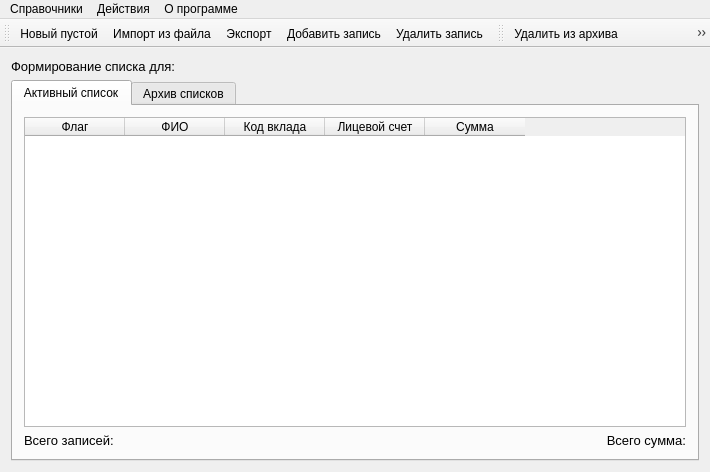
maxiprogram/ParserZP, file mainform.ui: the form before one commit.
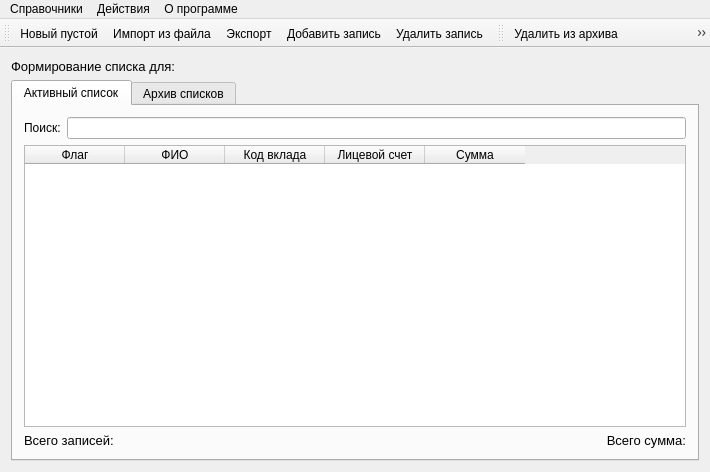
The form after the commit. Icons and pictures are not drawn.

Commit message: Add search in active list

```diff
--- a/mainform.ui
+++ b/mainform.ui
@@ -37,6 +37,20 @@
         <string>Активный список</string>
        </attribute>
        <layout class="QVBoxLayout" name="verticalLayout_2">
+        <item>
+         <layout class="QHBoxLayout" name="horizontalLayout_2">
+          <item>
+           <widget class="QLabel" name="label">
+            <property name="text">
+             <string>Поиск:</string>
+            </property>
+           </widget>
+          </item>
+          <item>
+           <widget class="QLineEdit" name="lineEdit_search"/>
+          </item>
+         </layout>
+        </item>
         <item>
          <widget class="QTableWidget" name="tableActive">
           <property name="sizeAdjustPolicy">
```
Left out of the diff: 2 changed lines with no effect on the pictures. The commit also changes 5 other files.
